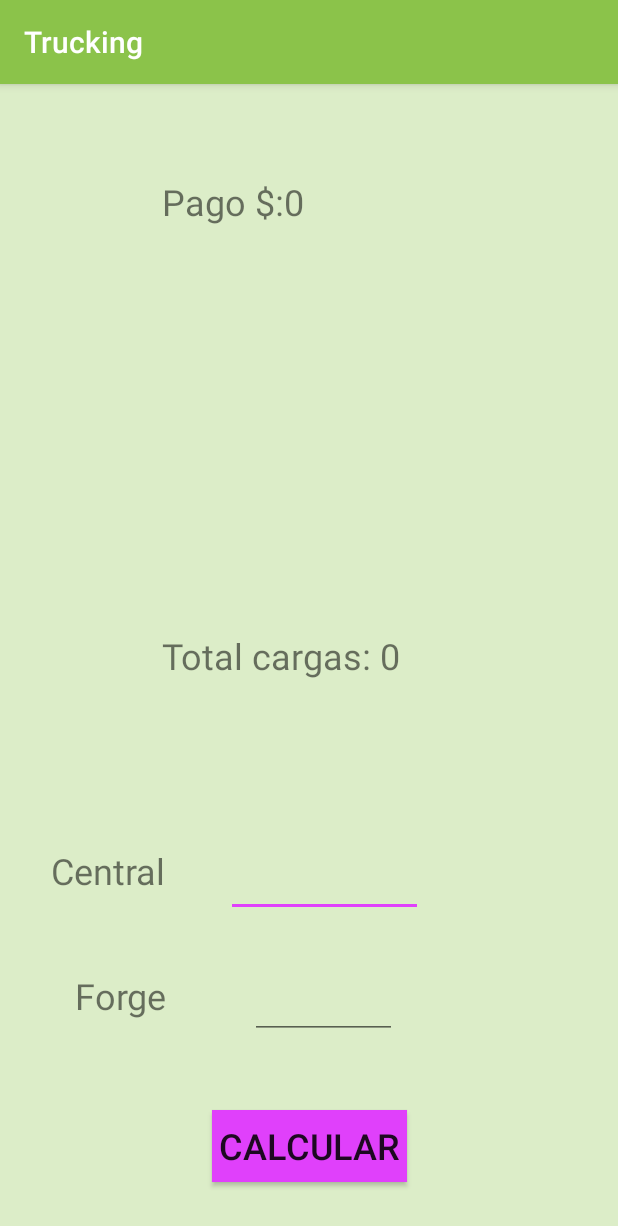
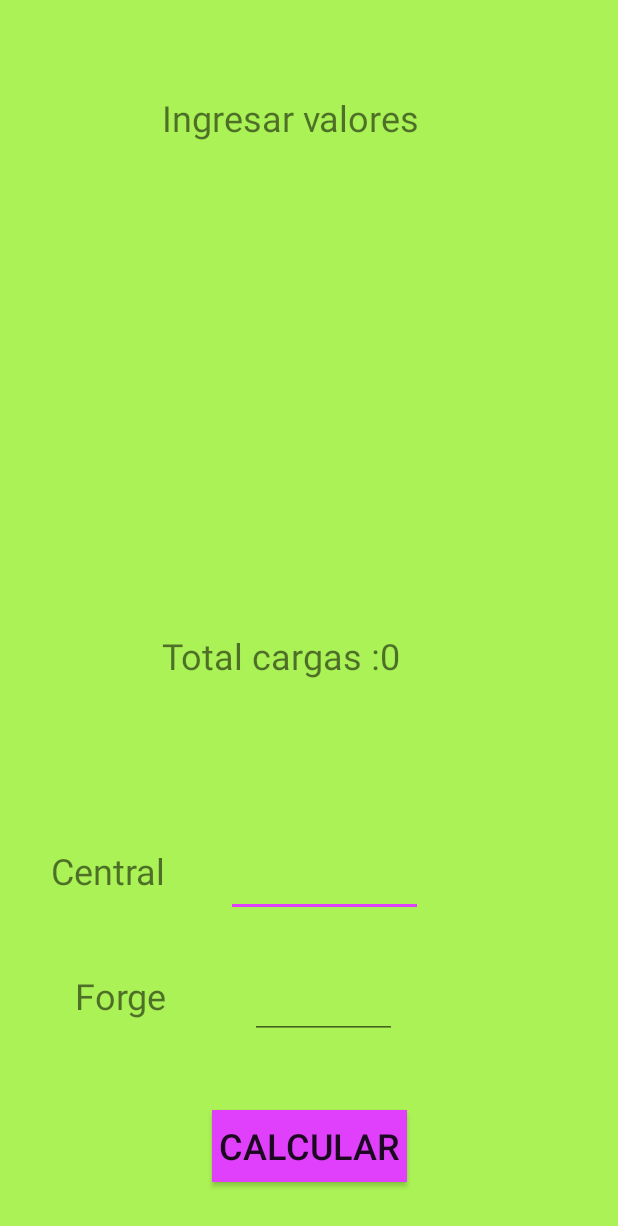
Before and after one commit to antony5estrella/Trucking, an Android app: the CalcularActivity screen opened directly, with no data from a screen before it, after a tap on "CALCULAR", on a phone screen of 412 x 824 dp. Shown: the top 1226 px of the screen. Run offline under Robolectric (Android 15) with nearby library versions, the phone set to English and light mode, and no system bars; 2 statements that could not run were skipped.

Commit message:
cambios de la operacion de carculo meno cinco, redupcion de redundancia,

```diff
--- a/app/build.gradle
+++ b/app/build.gradle
@@ -25,4 +25,7 @@ dependencies {
     testImplementation 'junit:junit:4.12'
     androidTestImplementation 'com.android.support.test:runner:1.0.2'
     androidTestImplementation 'com.android.support.test.espresso:espresso-core:3.0.2'
+    implementation 'com.android.support:cardview-v7:28.0.0'
+    implementation 'com.android.support:design:28.0.0'
+
 }
--- a/app/src/main/java/com/lad/trucking/CalcularActivity.java
+++ b/app/src/main/java/com/lad/trucking/CalcularActivity.java
@@ -23,8 +23,8 @@ public class CalcularActivity extends AppCompatActivity {
 
     public void obtenerValores(){
 
-        EditText c =(EditText)findViewById(R.id.editTextCentral);
-        EditText f =(EditText)findViewById(R.id.editTextForge);
+        EditText c = findViewById(R.id.editTextCentral);
+        EditText f = findViewById(R.id.editTextForge);
 
         central=Integer.parseInt(c.getText().toString());
         forge=Integer.parseInt(f.getText().toString());
@@ -33,19 +33,20 @@ public class CalcularActivity extends AppCompatActivity {
         //---llamada al metodo--
         obtenerValores();
         //-- calculos--
-        resultado= (central*75)+(forge*65);
+        resultado= (central*70)+(forge*60);
 
         totalCargas= central+forge;
         //---llamada al metodo---
         mostrarResultado();
     }
     public void mostrarResultado(){
-        TextView texto  =(TextView)findViewById(R.id.textViewResultadoCalculo);
+        TextView texto  = findViewById(R.id.textViewResultadoCalculo);
 
-        texto.setText("Pago $:" + resultado);
 
-        TextView textoCantidadCarga =(TextView)findViewById(R.id.textViewCantidadCarga);
-        textoCantidadCarga.setText("Total cargas: "+ totalCargas);
+
+        TextView textoCantidadCarga = findViewById(R.id.textViewCantidadCarga);
+
+        textoCantidadCarga.setText("Total cargas :"+ totalCargas);
 
     }
 
--- a/app/src/main/res/values/colors.xml
+++ b/app/src/main/res/values/colors.xml
@@ -2,10 +2,10 @@
 <resources>
 
 
-    <color name="colorPrimary">#8BC34A</color>
-    <color name="colorPrimaryDark">#689F38</color>
+    <color name="colorPrimary">#4a26fd</color>
+    <color name="colorPrimaryDark">#0013e9</color>
     <color name="colorAccent">#e040fb</color>
-    <color name="colorPrimary_light">#dcedc8</color>
+    <color name="colorPrimary_light">#aaf255</color>
 
 
 
--- a/app/src/main/res/values/strings.xml
+++ b/app/src/main/res/values/strings.xml
@@ -8,7 +8,10 @@
     <string name="botonSignoMas">+</string>
     <string name="textViewHistorial">Historial</string>
     <string name="botonConteo">Conteo</string>
-    <string name="imageView">imagen de viembenida</string>
+    <string name="imageView">Imagen de viembenida</string>
     <string name="botonPantallaBiembenida">Ir a pantalla de biembenida</string>
+    <string name="pago">Pago</string>
+    <string name="total">Total</string>
+    <string name="cargas">Cargas</string>
 
 </resources>
--- a/app/src/main/res/values/styles.xml
+++ b/app/src/main/res/values/styles.xml
@@ -2,7 +2,7 @@
 <resources>
 
 <!-- Base application theme. -->
-<style name="AppTheme" parent="Theme.AppCompat.Light.DarkActionBar">
+<style name="AppTheme" parent="Theme.AppCompat.Light.NoActionBar">
   <!-- Customize your theme here. -->
   <item name="colorPrimary">@color/colorPrimary</item>
   <item name="colorPrimaryDark">@color/colorPrimaryDark</item>
```
Also changed, not shown: app/src/main/AndroidManifest.xml (+8 -2 lines), app/src/main/res/layout/activity_historial.xml (+0 -27 lines), 1 other file.
